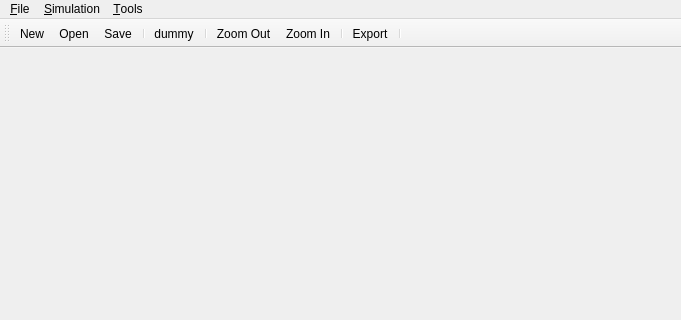
ruffsl/discoverage, file mainwindow.ui: the form before one commit; both pictures show x 0 to 681 and y 0 to 320 of the 681 by 510 pixel window.
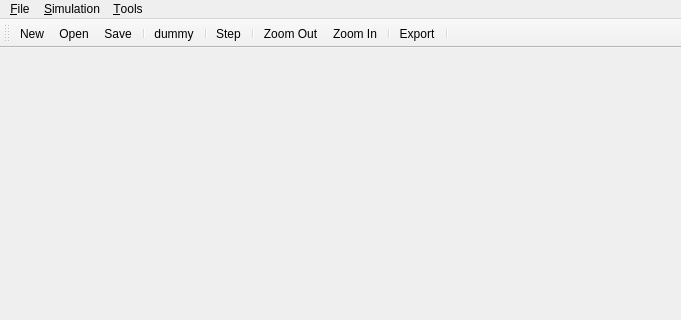
The form after the commit. Icons and pictures are not drawn.

What changed in the file:
```diff
--- a/mainwindow.ui
+++ b/mainwindow.ui
@@ -117,6 +117,8 @@
    <addaction name="separator"/>
    <addaction name="actionDummy"/>
    <addaction name="separator"/>
+   <addaction name="actionStep"/>
+   <addaction name="separator"/>
    <addaction name="actionZoomOut"/>
    <addaction name="actionZoomIn"/>
    <addaction name="separator"/>
```
